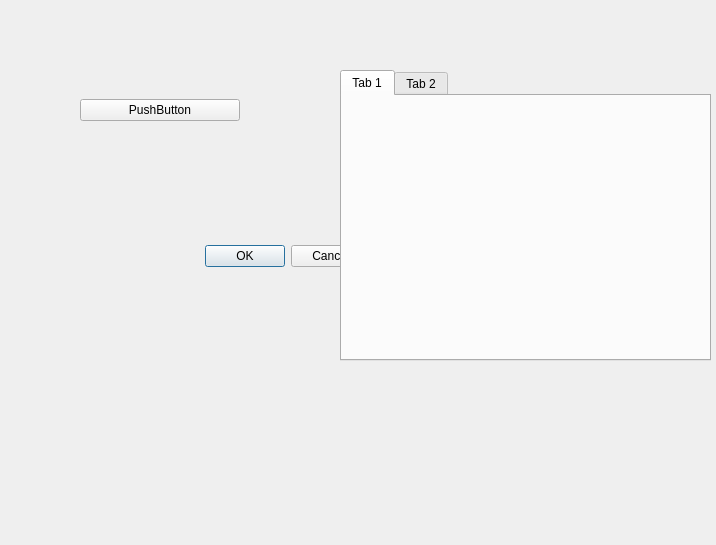
Old version of the form PlanningTool_second.ui in the repository rapha411/PlanningTool.
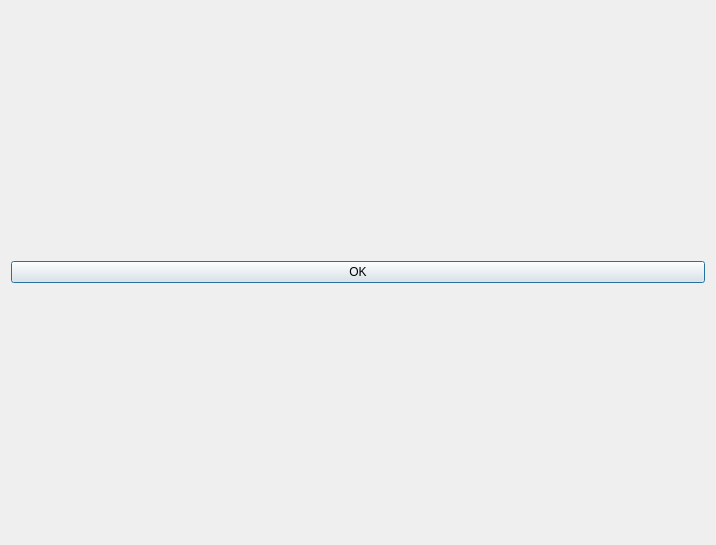
New version of the form.

The edit to the form file:
```diff
--- a/PlanningTool_second.ui
+++ b/PlanningTool_second.ui
@@ -13,64 +13,22 @@
   <property name="windowTitle">
    <string>PhotoLinker</string>
   </property>
-  <widget class="QDialogButtonBox" name="button_box">
-   <property name="geometry">
-    <rect>
-     <x>30</x>
-     <y>240</y>
-     <width>341</width>
-     <height>32</height>
-    </rect>
-   </property>
-   <property name="orientation">
-    <enum>Qt::Horizontal</enum>
-   </property>
-   <property name="standardButtons">
-    <set>QDialogButtonBox::Cancel|QDialogButtonBox::Ok</set>
-   </property>
-  </widget>
-  <widget class="QTabWidget" name="tabWidget">
-   <property name="geometry">
-    <rect>
-     <x>340</x>
-     <y>70</y>
-     <width>371</width>
-     <height>291</height>
-    </rect>
-   </property>
-   <property name="currentIndex">
-    <number>0</number>
-   </property>
-   <widget class="QWidget" name="tab">
-    <attribute name="title">
-     <string>Tab 1</string>
-    </attribute>
-   </widget>
-   <widget class="QWidget" name="tab_2">
-    <attribute name="title">
-     <string>Tab 2</string>
-    </attribute>
-   </widget>
-  </widget>
-  <widget class="QWidget" name="gridLayoutWidget">
-   <property name="geometry">
-    <rect>
-     <x>80</x>
-     <y>70</y>
-     <width>160</width>
-     <height>80</height>
-    </rect>
-   </property>
-   <layout class="QGridLayout" name="gridLayout">
-    <item row="0" column="0">
-     <widget class="QPushButton" name="pushButton">
-      <property name="text">
-       <string>PushButton</string>
-      </property>
-     </widget>
-    </item>
-   </layout>
-  </widget>
+  <layout class="QGridLayout" name="gridLayout_2">
+   <item row="0" column="0">
+    <layout class="QGridLayout" name="gridLayout">
+     <item row="0" column="0">
+      <layout class="QVBoxLayout" name="chartLayout"/>
+     </item>
+     <item row="1" column="0">
+      <widget class="QPushButton" name="pushButton">
+       <property name="text">
+        <string>OK</string>
+       </property>
+      </widget>
+     </item>
+    </layout>
+   </item>
+  </layout>
  </widget>
  <resources/>
  <connections>
```
Left out of the diff: 41 changed lines with no effect on the pictures.
